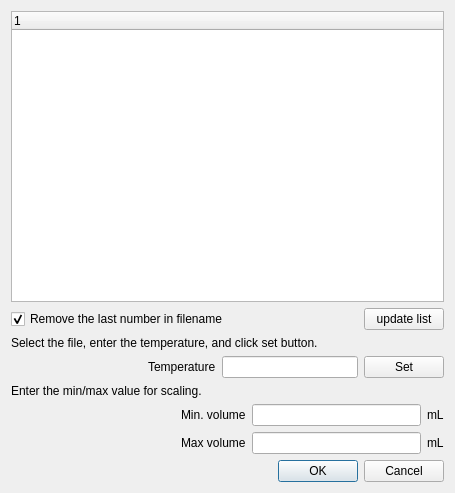
Qt form FSECplotter/pyqt/dialogs/tmcalc_dialog.ui (TaizoAyase/FSECplotter2) before a commit.
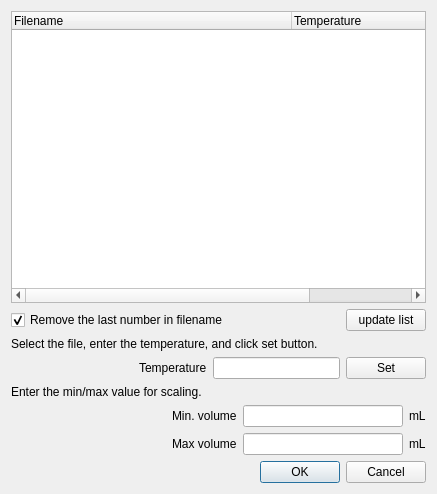
The same form after that commit.

Commit message:
change the header width
define the header width in .ui file

```diff
--- a/FSECplotter/pyqt/dialogs/tmcalc_dialog.ui
+++ b/FSECplotter/pyqt/dialogs/tmcalc_dialog.ui
@@ -26,8 +26,8 @@
    <rect>
     <x>0</x>
     <y>0</y>
-    <width>455</width>
-    <height>493</height>
+    <width>437</width>
+    <height>494</height>
    </rect>
   </property>
   <property name="windowTitle">
@@ -38,9 +38,26 @@
     <layout class="QVBoxLayout" name="verticalLayout">
      <item>
       <widget class="QTreeWidget" name="treeWidget">
+       <property name="columnCount">
+        <number>2</number>
+       </property>
+       <attribute name="headerDefaultSectionSize">
+        <number>280</number>
+       </attribute>
+       <attribute name="headerMinimumSectionSize">
+        <number>280</number>
+       </attribute>
+       <attribute name="headerShowSortIndicator" stdset="0">
+        <bool>false</bool>
+       </attribute>
        <column>
         <property name="text">
-         <string notr="true">1</string>
+         <string notr="true">Filename</string>
+        </property>
+       </column>
+       <column>
+        <property name="text">
+         <string>Temperature</string>
         </property>
        </column>
       </widget>
```
Left out of the diff: 6 changed lines with no effect on the pictures. The commit also changes 2 other files.
